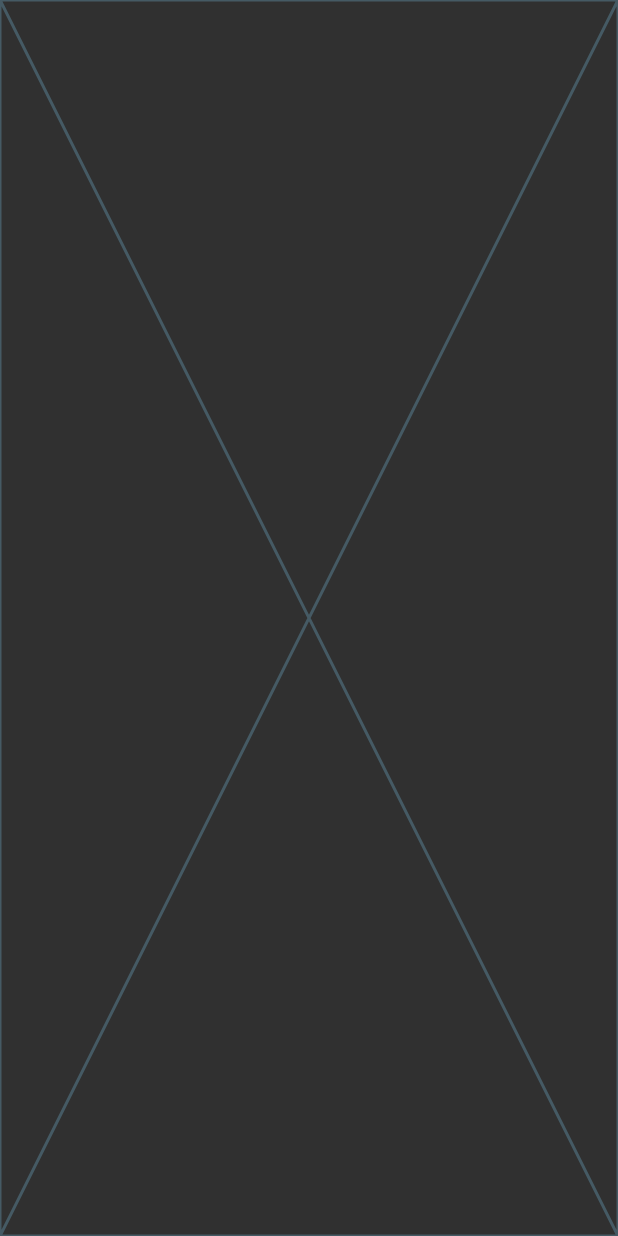
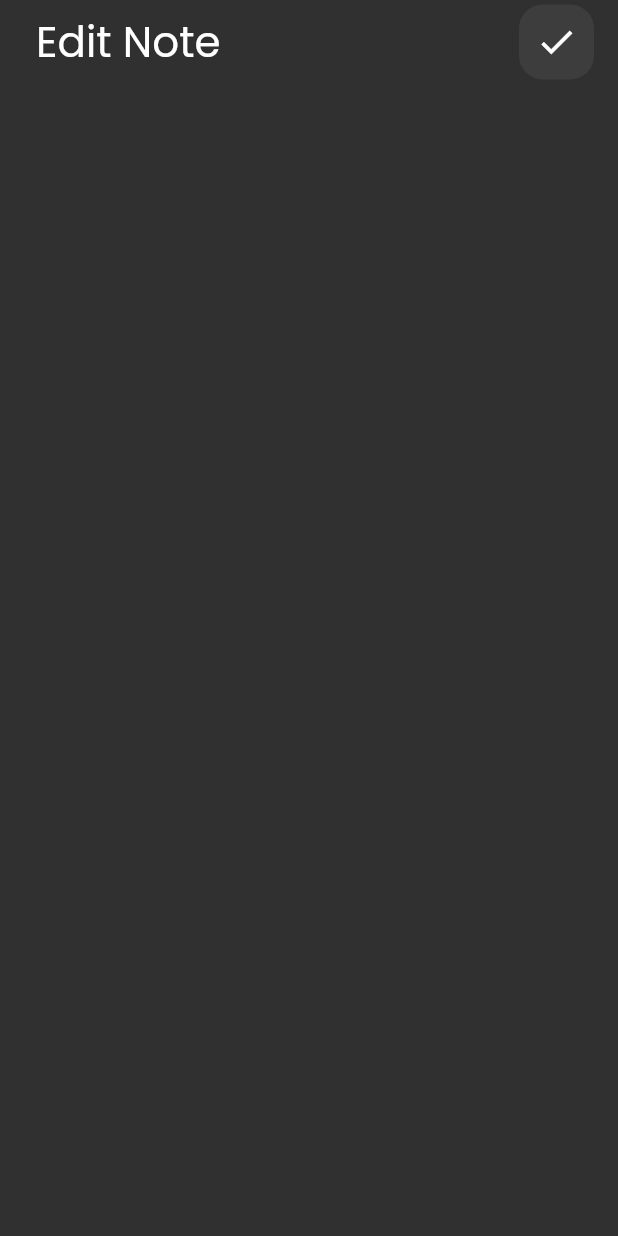
Before and after one commit to kareemtseif/notes_app, a Flutter app: the screen it shows after launch, after a tap on "Flutter Tips", on a phone screen of 412 x 824 dp. Run offline on Flutter 3.47's test engine with Material 3 defaults, Android fonts, the phone set to English and light mode, and no system bars; our stand-ins replace font_awesome_flutter.

Commit message:
add custom app bar to edit note view

```diff
--- a/lib/views/edit_note_view.dart
+++ b/lib/views/edit_note_view.dart
@@ -1,4 +1,5 @@
 import 'package:flutter/material.dart';
+import 'package:notes_app/widgets/custom_app_bar.dart';
 import 'package:notes_app/widgets/edit_note_view_body.dart';
 
 class EditNoteView extends StatelessWidget {
@@ -6,8 +7,9 @@ class EditNoteView extends StatelessWidget {
 
   @override
   Widget build(BuildContext context) {
-    return const Scaffold(
-      body: EditNoteViewBody(),
+    return Scaffold(
+      appBar: customAppBar(icon: Icons.done, title: 'Edit Note'),
+      body: const EditNoteViewBody(),
     );
   }
 }
--- a/lib/views/notes_view.dart
+++ b/lib/views/notes_view.dart
@@ -1,4 +1,6 @@
 import 'package:flutter/material.dart';
+import 'package:notes_app/widgets/add_note_bottom_sheet.dart';
+import 'package:notes_app/widgets/custom_app_bar.dart';
 import 'package:notes_app/widgets/notes_view_body.dart';
 
 class NotesView extends StatelessWidget {
@@ -6,8 +8,23 @@ class NotesView extends StatelessWidget {
 
   @override
   Widget build(BuildContext context) {
-    return const Scaffold(
-      body: NotesViewBody(),
+    return Scaffold(
+      floatingActionButton: FloatingActionButton(
+        onPressed: () {
+          showModalBottomSheet(
+            shape: RoundedRectangleBorder(
+              borderRadius: BorderRadius.circular(16),
+            ),
+            context: context,
+            builder: (context) {
+              return const AddNoteBottomSheet();
+            },
+          );
+        },
+        child: const Icon(Icons.add),
+      ),
+      appBar: customAppBar(icon: Icons.search, title: 'Notes'),
+      body: const NotesViewBody(),
     );
   }
 }
--- /dev/null
+++ b/lib/widgets/custom_app_bar.dart
@@ -0,0 +1,17 @@
+import 'package:flutter/material.dart';
+import 'package:notes_app/widgets/custom_icon_button.dart';
+
+AppBar customAppBar({required IconData icon, required String title}) {
+  return AppBar(
+    automaticallyImplyLeading: false,
+    title: Padding(
+      padding: const EdgeInsets.only(left: 8),
+      child: Text(title, style: const TextStyle(fontSize: 28)),
+    ),
+    actions: [
+      CustomIconButton(
+        icon: icon,
+      )
+    ],
+  );
+}
--- a/lib/widgets/custom_search_button.dart
+++ b/lib/widgets/custom_icon_button.dart
@@ -1,8 +1,11 @@
 import 'package:flutter/material.dart';
 
-class CustomSearchButton extends StatelessWidget {
-  const CustomSearchButton({super.key});
-
+class CustomIconButton extends StatelessWidget {
+  const CustomIconButton({
+    super.key,
+    this.icon,
+  });
+  final IconData? icon;
   @override
   Widget build(BuildContext context) {
     return Container(
@@ -15,8 +18,8 @@ class CustomSearchButton extends StatelessWidget {
       width: 50,
       child: IconButton(
         onPressed: () {},
-        icon: const Icon(
-          Icons.search,
+        icon: Icon(
+          icon ?? Icons.search,
           size: 28,
         ),
       ),
--- a/lib/widgets/edit_note_view_body.dart
+++ b/lib/widgets/edit_note_view_body.dart
@@ -5,6 +5,6 @@ class EditNoteViewBody extends StatelessWidget {
 
   @override
   Widget build(BuildContext context) {
-    return const Placeholder();
+    return Container();
   }
 }
--- a/lib/widgets/notes_view_body.dart
+++ b/lib/widgets/notes_view_body.dart
@@ -1,6 +1,4 @@
 import 'package:flutter/material.dart';
-import 'package:notes_app/widgets/add_note_bottom_sheet.dart';
-import 'package:notes_app/widgets/custom_search_button.dart';
 import 'package:notes_app/widgets/notes_list_view.dart';
 
 class NotesViewBody extends StatelessWidget {
@@ -8,29 +6,6 @@ class NotesViewBody extends StatelessWidget {
 
   @override
   Widget build(BuildContext context) {
-    return Scaffold(
-      floatingActionButton: FloatingActionButton(
-        onPressed: () {
-          showModalBottomSheet(
-            shape: RoundedRectangleBorder(
-              borderRadius: BorderRadius.circular(16),
-            ),
-            context: context,
-            builder: (context) {
-              return const AddNoteBottomSheet();
-            },
-          );
-        },
-        child: const Icon(Icons.add),
-      ),
-      appBar: AppBar(
-        title: const Padding(
-          padding: EdgeInsets.only(left: 8),
-          child: Text('Notes', style: TextStyle(fontSize: 28)),
-        ),
-        actions: const [CustomSearchButton()],
-      ),
-      body: const NotesListView(),
-    );
+    return const NotesListView();
   }
 }
```
